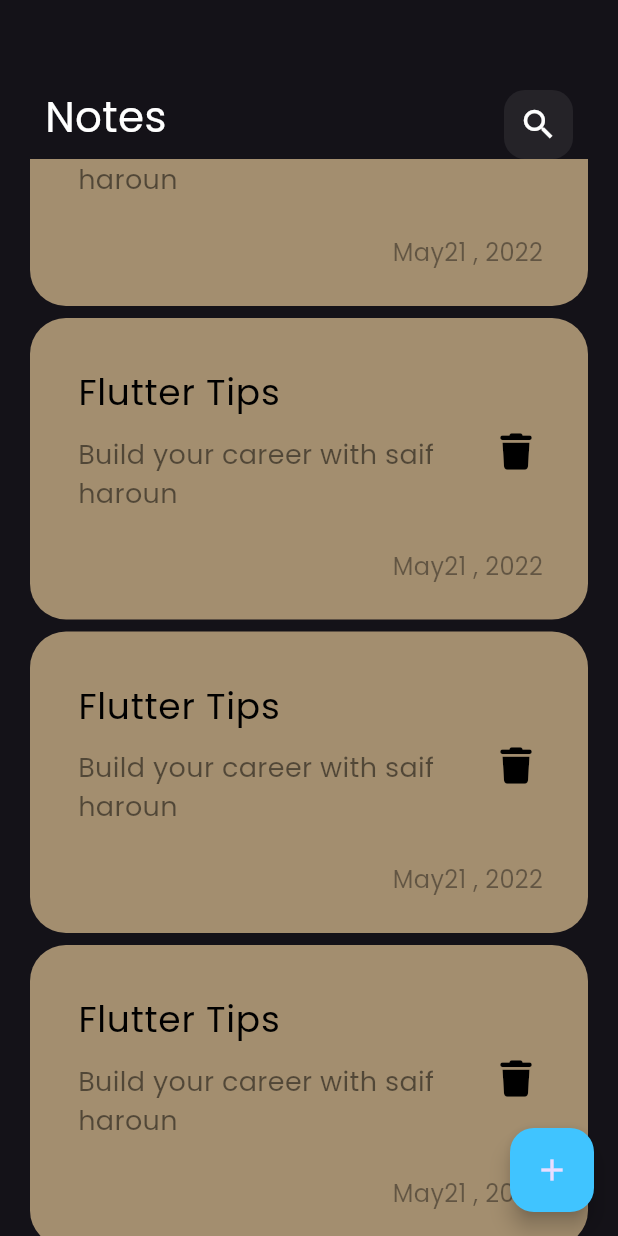
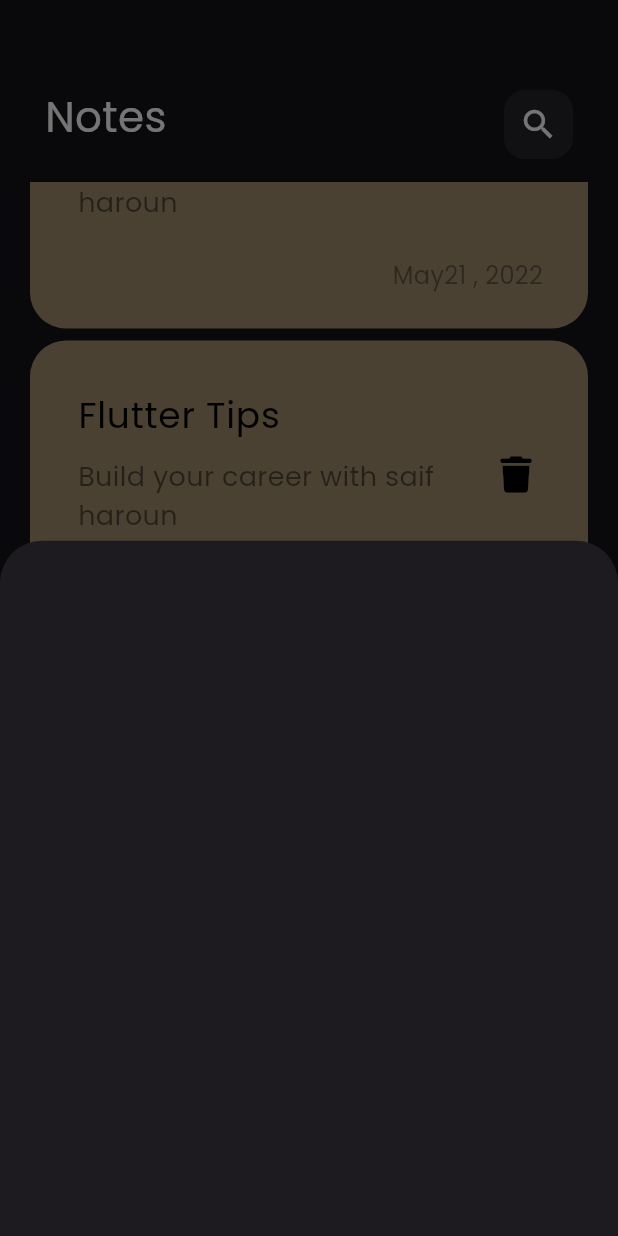
Before and after one commit to saifHaroun1/notes_app, a Flutter app: the screen it shows after launch, scrolled down 1152 dp, after a tap on the "add" icon, on a phone screen of 412 x 824 dp. Run offline on Flutter 3.47's test engine with Material 3 defaults, Android fonts, the phone set to English and light mode, and no system bars; our stand-ins replace font_awesome_flutter.

```diff
--- a/lib/views/notes_view.dart
+++ b/lib/views/notes_view.dart
@@ -8,7 +8,13 @@ class NotesView extends StatelessWidget {
   Widget build(BuildContext context) {
     return Scaffold(
       floatingActionButton: FloatingActionButton(
-        onPressed: () {},
+        onPressed: () {
+          showModalBottomSheet(
+              context: context,
+              builder: (context) {
+                return Container();
+              });
+        },
         child: Icon(Icons.add),
         backgroundColor: Colors.lightBlueAccent[200],
       ),
--- a/lib/widgets/notes_list_view.dart
+++ b/lib/widgets/notes_list_view.dart
@@ -6,13 +6,17 @@ class NotesListView extends StatelessWidget {
 
   @override
   Widget build(BuildContext context) {
-    return ListView.builder(
+    return Padding(
+      padding: const EdgeInsets.symmetric(vertical: 15),
+      child: ListView.builder(
+        padding: EdgeInsets.zero,
         itemBuilder: (context, index) {
           return Padding(
             padding: const EdgeInsets.symmetric(vertical: 4),
             child: const NoteItem(),
           );
         },
+      ),
     );
   }
 }
```
Also changed, not shown: lib/widgets/add_note_bottom_sheet.dart (added). Lines whose indentation alone changed are shown as unchanged.
